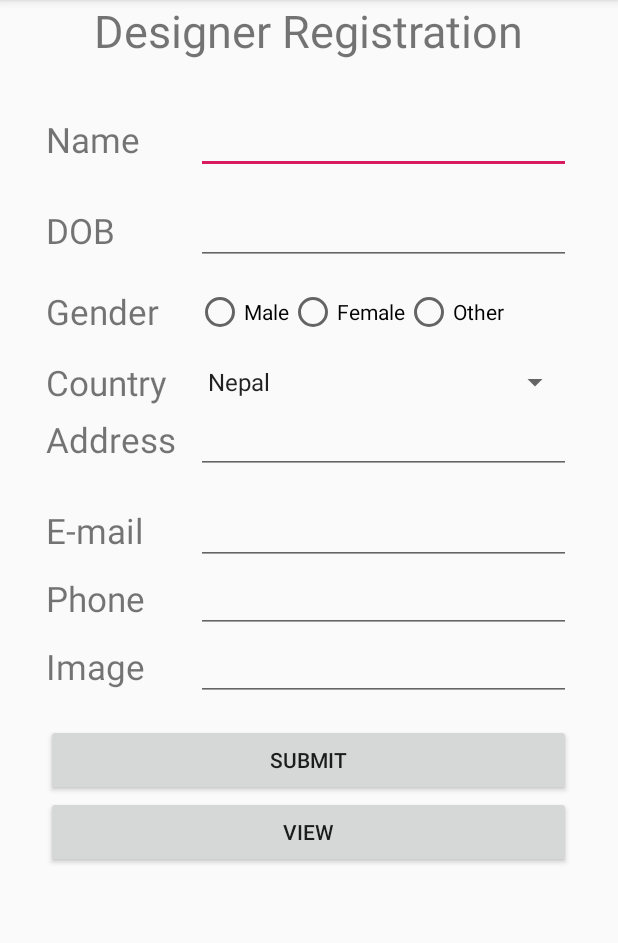
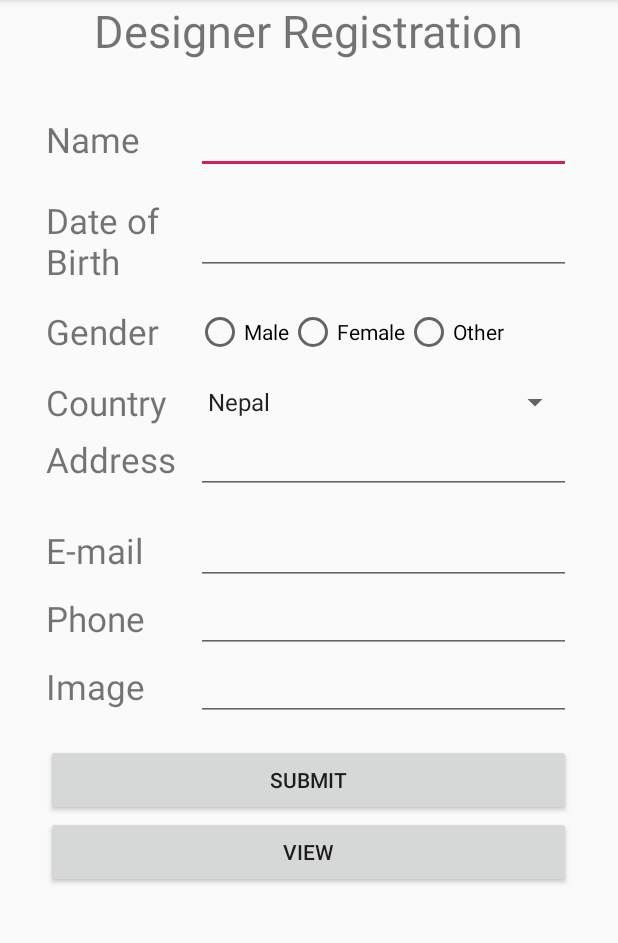
Before and after one commit to karunatamang/SecondAssessmentRecyclerView, an Android app: the screen it shows after launch (MainActivity), on a phone screen of 412 x 824 dp, the part 84-1027 px from its top. Run offline under Robolectric (Android 15) with nearby library versions, the phone set to English and light mode, and no system bars.

Commit message:
Second week assessment completed

```diff
--- a/app/src/main/res/layout/activity_designer.xml
+++ b/app/src/main/res/layout/activity_designer.xml
@@ -5,7 +5,6 @@
     <androidx.recyclerview.widget.RecyclerView
         android:id="@+id/designer_container"
         android:layout_width="match_parent"
-        android:layout_height="match_parent"
-        />
+        android:layout_height="match_parent"/>
 
 </LinearLayout>
--- a/app/src/main/res/layout/activity_main.xml
+++ b/app/src/main/res/layout/activity_main.xml
@@ -14,8 +14,7 @@
             android:layout_span="2"
             android:gravity="center"
             android:textSize="30dp"
-            android:text="Designer Registration"
-            />
+            android:text="Designer Registration" />
     </TableRow>
 
     <TableRow
@@ -49,13 +48,12 @@
             android:layout_width="100dp"
             android:layout_height="wrap_content"
             android:textSize="23sp"
-            android:text="DOB" />
+            android:text="Date of Birth" />
         <EditText
             android:id="@+id/tbldob"
             android:layout_width="250dp"
             android:layout_height="wrap_content"
-            android:focusable="false"
-            />
+            android:focusable="false" />
     </TableRow>
 
     <TableRow
@@ -163,9 +161,6 @@
             android:layout_height="wrap_content" />
     </TableRow>
 
-
-
-
     <TableRow
         android:id="@+id/row5"
         android:layout_width="match_parent"
@@ -198,26 +193,19 @@
             android:layout_width="wrap_content"
             android:layout_height="wrap_content"
             android:layout_span="2"
-            android:text="Submit"
-            />
+            android:text="Submit" />
     </TableRow>
 
     <TableRow
         android:gravity="center"
         android:layout_width="match_parent"
-        android:layout_height="match_parent"
-        >
+        android:layout_height="match_parent">
 
         <Button
             android:id="@+id/btnview"
             android:layout_width="wrap_content"
             android:layout_height="wrap_content"
             android:layout_span="2"
-            android:text="View"
-            />
+            android:text="View" />
     </TableRow>
-
-
-
-
 </TableLayout>
```
Also changed, not shown: app/src/main/java/com/example/secondassessmentrecyclerview/DesignerActivity.java (+0 -25 lines), app/src/main/java/com/example/secondassessmentrecyclerview/MainActivity.java (+1 -8 lines).
